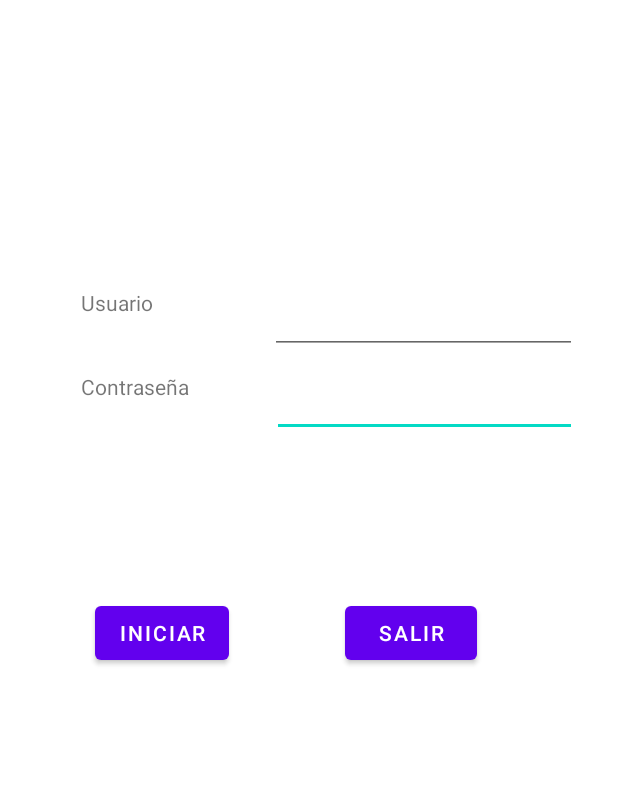
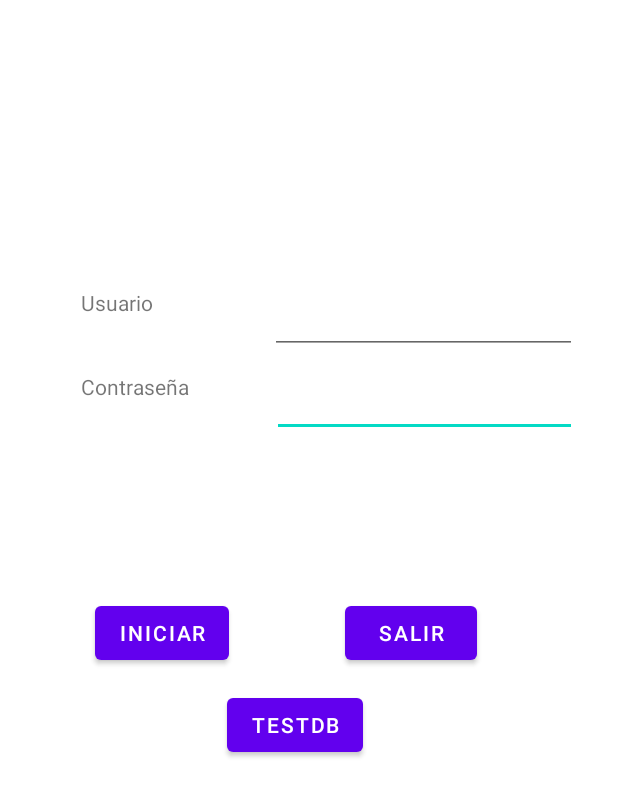
Before and after one commit to BaloJr99/Easymeal, an Android app: the screen it shows after launch (MainActivity), on a phone screen of 412 x 824 dp, the part 441-1236 px from its top. Run offline under Robolectric (Android 15) with nearby library versions, the phone set to English and light mode, and no system bars.

```diff
--- a/app/src/main/java/com/example/easymeal/MainActivity.java
+++ b/app/src/main/java/com/example/easymeal/MainActivity.java
@@ -3,13 +3,17 @@ package com.example.easymeal;
 import androidx.appcompat.app.AppCompatActivity;
 
 import android.content.Intent;
+import android.database.sqlite.SQLiteDatabase;
 import android.os.Bundle;
 import android.view.View;
 import android.widget.Button;
+import android.widget.Toast;
+
+import com.example.easymeal.database.DbAyuda;
 
 public class MainActivity extends AppCompatActivity {
 
-
+    Button btnCreate;
     public void siguiente(View v){
         Intent intento=new Intent(this,MainActivity2.class);
         startActivity(intento);
@@ -18,6 +22,7 @@ public class MainActivity extends AppCompatActivity {
     protected void onCreate(Bundle savedInstanceState) {
         super.onCreate(savedInstanceState);
         setContentView(R.layout.activity_main);
+        btnCreate = findViewById(R.id.btnCreate);
         String str = "Hola";
         String str2 = "Hola2";
         String str3 = "Hola3";
@@ -30,5 +35,17 @@ public class MainActivity extends AppCompatActivity {
                 startActivityForResult(intent, 0);
     }
 });*/
+        btnCreate.setOnClickListener(new View.OnClickListener(){
+            @Override
+            public void onClick(View view) {
+                DbAyuda Helper = new DbAyuda(MainActivity.this);
+                SQLiteDatabase db = Helper.getWritableDatabase();
+                if(db != null){
+                    Toast.makeText(MainActivity.this,"Base creada",Toast.LENGTH_LONG).show();
+                }else{
+                    Toast.makeText(MainActivity.this,"Base no creada",Toast.LENGTH_LONG).show();
+                }
+            }
+        });
     }
 }
--- a/app/src/main/res/layout/activity_main.xml
+++ b/app/src/main/res/layout/activity_main.xml
@@ -73,8 +73,8 @@
         android:layout_height="wrap_content"
         android:layout_marginStart="63dp"
         android:layout_marginBottom="84dp"
+        android:onClick="siguiente"
         android:text="INICIAR"
-        android:onClick="siguiente"
         app:layout_constraintBottom_toBottomOf="parent"
         app:layout_constraintStart_toStartOf="parent" />
 
@@ -88,4 +88,18 @@
         app:layout_constraintStart_toStartOf="parent"
         app:layout_constraintTop_toTopOf="parent"
         app:srcCompat="@drawable/logo" />
+
+    <Button
+        android:id="@+id/btnCreate"
+        android:layout_width="wrap_content"
+        android:layout_height="wrap_content"
+        android:layout_marginStart="149dp"
+        android:layout_marginTop="13dp"
+        android:layout_marginEnd="168dp"
+        android:layout_marginBottom="23dp"
+        android:text="TestDB"
+        app:layout_constraintBottom_toBottomOf="parent"
+        app:layout_constraintEnd_toEndOf="parent"
+        app:layout_constraintStart_toStartOf="parent"
+        app:layout_constraintTop_toBottomOf="@+id/button2" />
 </androidx.constraintlayout.widget.ConstraintLayout>
```
Also changed, not shown: app/src/main/java/com/example/easymeal/database/DbAyuda.java (added, +32 -0 lines).
